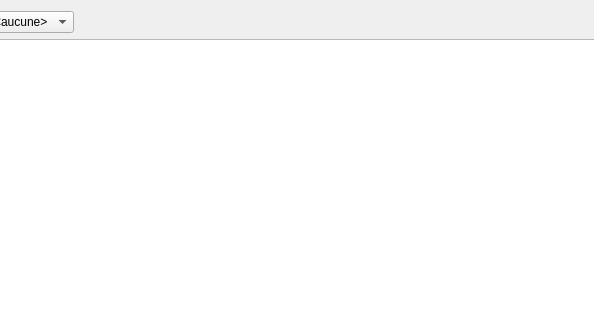
Before: the Qt Designer form warhole/armywindowevolved.ui in kaosphere/Warhole, drawn with Qt 5; both pictures show x 263 to 857 and y 0 to 320 of the 1067 by 621 pixel window.
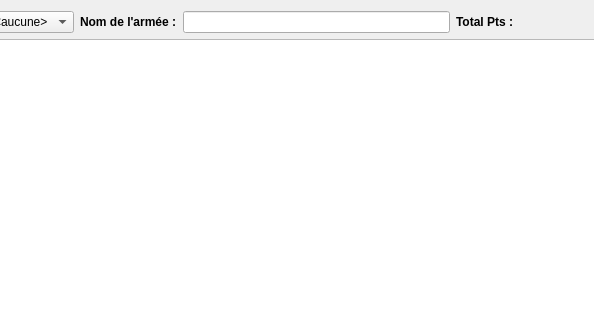
After: the same form once the commit is applied.

Commit message: Add army points, and army name in the new army window

```diff
--- a/warhole/armywindowevolved.ui
+++ b/warhole/armywindowevolved.ui
@@ -74,6 +74,49 @@
        </item>
       </widget>
      </item>
+     <item>
+      <widget class="QLabel" name="label">
+       <property name="font">
+        <font>
+         <weight>75</weight>
+         <bold>true</bold>
+        </font>
+       </property>
+       <property name="text">
+        <string>Nom de l'armée :</string>
+       </property>
+      </widget>
+     </item>
+     <item>
+      <widget class="QLineEdit" name="lineEditArmyName">
+       <property name="maximumSize">
+        <size>
+         <width>300</width>
+         <height>16777215</height>
+        </size>
+       </property>
+      </widget>
+     </item>
+     <item>
+      <widget class="QLabel" name="label_2">
+       <property name="font">
+        <font>
+         <weight>75</weight>
+         <bold>true</bold>
+        </font>
+       </property>
+       <property name="text">
+        <string>Total Pts :</string>
+       </property>
+      </widget>
+     </item>
+     <item>
+      <widget class="QLabel" name="labelPts">
+       <property name="text">
+        <string/>
+       </property>
+      </widget>
+     </item>
      <item>
       <spacer name="horizontalSpacer">
        <property name="orientation">
```
The commit also changes 2 other files.
